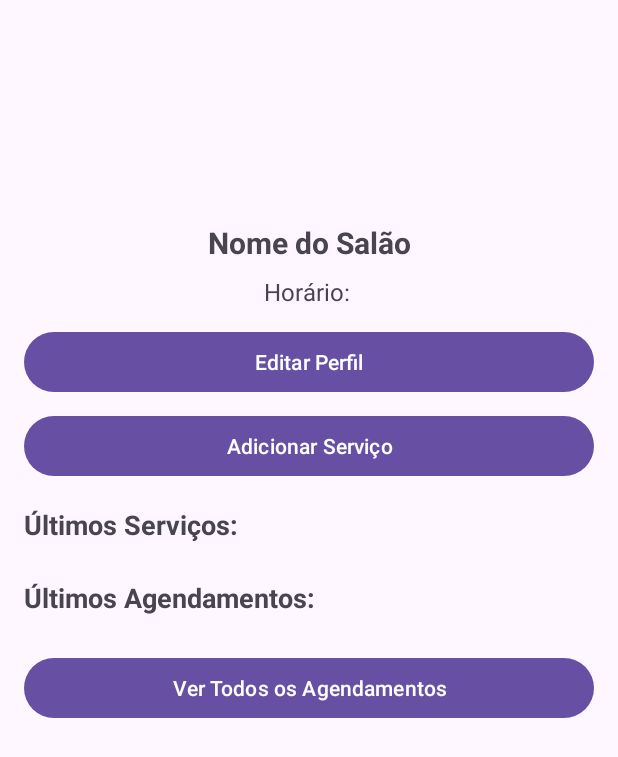
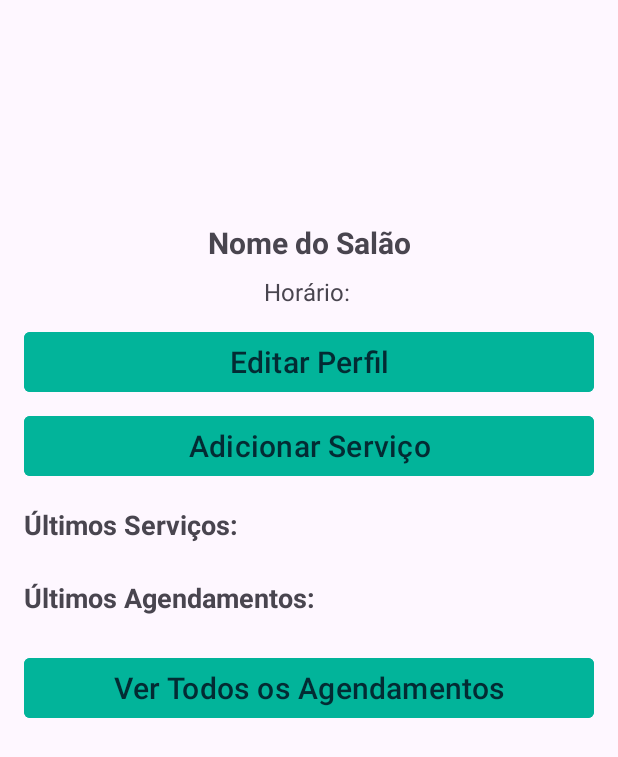
Before and after one commit to Aonay/ReservaSalao, an Android app: the SalaoHomeActivity screen opened directly, with no data from a screen before it, on a phone screen of 412 x 824 dp. Shown: the top 757 px of the screen. Run offline under Robolectric (Android 15) with nearby library versions, the phone set to English and light mode, and no system bars; our stand-ins replace Firebase (no records; nobody signed in at launch, a user with empty details on screens opened directly); Roboto replaces fonts that are not available here.

Commit message:
Crianto style para reutilizar designs prontos

```diff
--- a/app/src/main/res/layout/activity_cadastro_salao.xml
+++ b/app/src/main/res/layout/activity_cadastro_salao.xml
@@ -212,7 +212,7 @@
         android:text="Confirmar"
         android:textColor="@color/app_theme"
         android:textSize="20sp"
-        app:cornerRadius="4sp"
+        app:cornerRadius="4dp"
         app:layout_constraintBottom_toBottomOf="parent"
         app:layout_constraintEnd_toEndOf="parent"
         app:layout_constraintHorizontal_bias="0.0"
--- a/app/src/main/res/layout/activity_salao_home.xml
+++ b/app/src/main/res/layout/activity_salao_home.xml
@@ -49,23 +49,25 @@
 
         <Button
             android:id="@+id/btnEditarPerfil"
+            style="@style/MeuBotaoPadrao"
             android:layout_width="0dp"
             android:layout_height="wrap_content"
+            android:layout_marginTop="12dp"
             android:text="Editar Perfil"
-            app:layout_constraintTop_toBottomOf="@id/tvHorarioFuncionamento"
+            app:layout_constraintEnd_toEndOf="parent"
             app:layout_constraintStart_toStartOf="parent"
-            app:layout_constraintEnd_toEndOf="parent"
-            android:layout_marginTop="12dp" />
+            app:layout_constraintTop_toBottomOf="@id/tvHorarioFuncionamento" />
 
         <Button
             android:id="@+id/btnAdicionarServico"
+            style="@style/MeuBotaoPadrao"
             android:layout_width="0dp"
             android:layout_height="wrap_content"
+            android:layout_marginTop="8dp"
             android:text="Adicionar Serviço"
-            app:layout_constraintTop_toBottomOf="@id/btnEditarPerfil"
+            app:layout_constraintEnd_toEndOf="parent"
             app:layout_constraintStart_toStartOf="parent"
-            app:layout_constraintEnd_toEndOf="parent"
-            android:layout_marginTop="8dp" />
+            app:layout_constraintTop_toBottomOf="@id/btnEditarPerfil" />
 
         <TextView
             android:id="@+id/tvServicosTitle"
@@ -111,14 +113,14 @@
 
         <Button
             android:id="@+id/btnVerTodosAgendamentos"
+            style="@style/MeuBotaoPadrao"
             android:layout_width="0dp"
             android:layout_height="wrap_content"
+            android:layout_marginTop="16dp"
             android:text="Ver Todos os Agendamentos"
-            app:layout_constraintTop_toBottomOf="@id/layoutAgendamentos"
+            app:layout_constraintEnd_toEndOf="parent"
             app:layout_constraintStart_toStartOf="parent"
-            app:layout_constraintEnd_toEndOf="parent"
-            android:layout_marginTop="16dp"
-            android:layout_marginBottom="24dp" />
+            app:layout_constraintTop_toBottomOf="@id/layoutAgendamentos" />
 
     </androidx.constraintlayout.widget.ConstraintLayout>
 </ScrollView>
--- a/app/src/main/res/values/colors.xml
+++ b/app/src/main/res/values/colors.xml
@@ -8,6 +8,7 @@
     <color name="black">#FF000000</color>
     <color name="white">#FFFFFFFF</color>
 
+
     <color name="app_theme">#032b33</color>
     <color name="app_theme_light">#F6FBFF</color>
     <color name="edit_theme_light">#03A9F4</color>
--- /dev/null
+++ b/app/src/main/res/values/styles.xml
@@ -0,0 +1,16 @@
+<?xml version="1.0" encoding="utf-8"?>
+<resources>
+    <style name="MeuBotaoPadrao" parent="Widget.Material3.Button">
+        <item name="android:backgroundTint">@color/button_theme_light</item>
+        <item name="android:textColor">@color/app_theme</item>
+        <item name="android:textSize">@dimen/texto_grande</item>
+        <item name="shapeAppearance">@style/BotaoShape</item>
+    </style>
+
+    <!-- Estilo que define cantos arredondados -->
+    <style name="BotaoShape" parent="ShapeAppearance.Material3.SmallComponent">
+        <item name="cornerSize">4dp</item>
+    </style>
+
+
+</resources>
```
Also changed, not shown: app/src/main/res/layout/activity_cliente_home.xml (+8 -7 lines), app/src/main/res/values/dimens.xml (added, +20 -0 lines).
